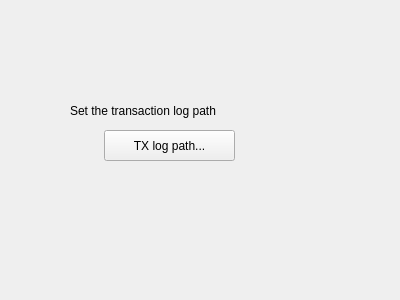
Qt form ZeroReserveConfig.ui (zeroreserve/ZeroReserve) before a commit.
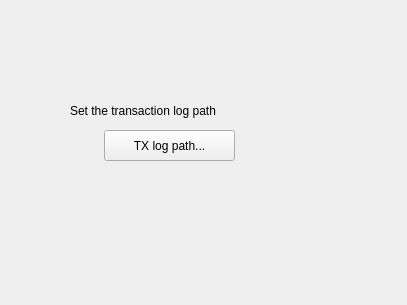
The same form after that commit.

Commit message: file dialog for setting tx log

The edit to the form file:
```diff
--- a/ZeroReserveConfig.ui
+++ b/ZeroReserveConfig.ui
@@ -6,8 +6,8 @@
    <rect>
     <x>0</x>
     <y>0</y>
-    <width>400</width>
-    <height>300</height>
+    <width>407</width>
+    <height>305</height>
    </rect>
   </property>
   <property name="windowTitle">
```
Left out of the diff: 5 changed lines with no effect on the pictures. The commit also changes 4 other files.
